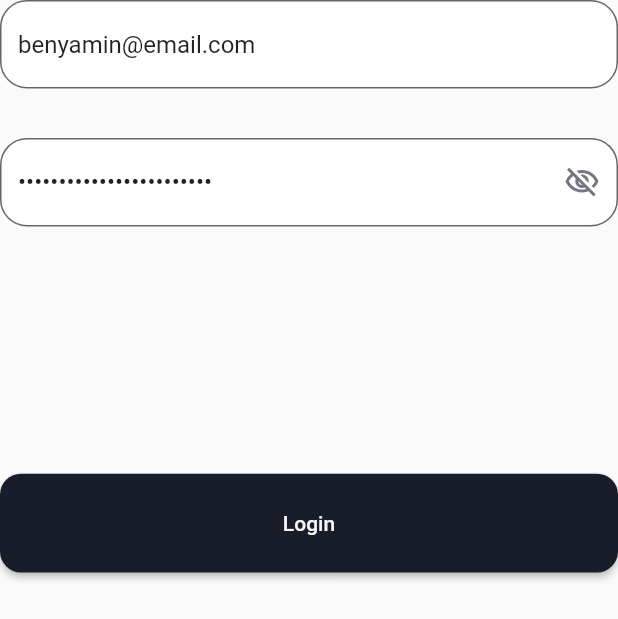
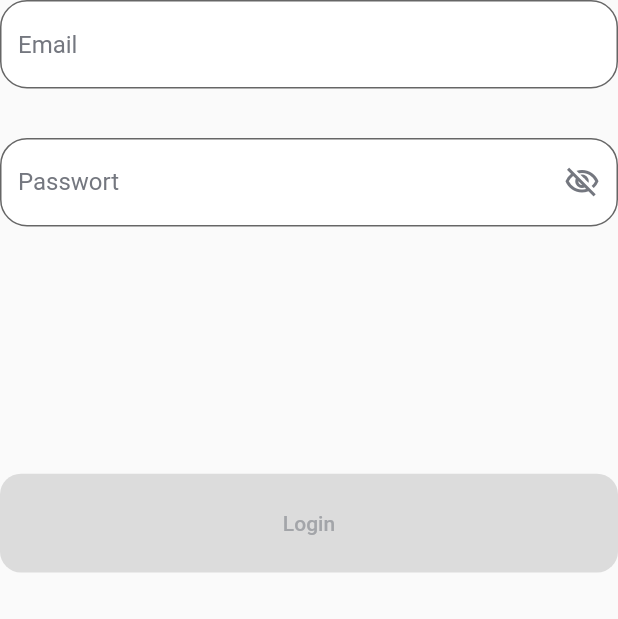
Before and after one commit to benyawmin/protofy, a Flutter app: the LoginControls widget shown alone on an empty page, opened directly, on a phone screen of 412 x 824 dp. Shown: the top 619 px of the screen. Run offline on Flutter 3.47's test engine with Material 2 defaults, Android fonts, the phone set to English and light mode, and no system bars; our stand-ins replace bloc, dartz, equatable, flutter_bloc, flutter_secure_storage, get_it and 2 more; accounts and stored records are empty.

Commit message:
flutter run fixed

```diff
--- /dev/null
+++ b/lib/features/card_management/presentation/widgets/login_page_widgets/email_text_field.dart
@@ -0,0 +1,31 @@
+import 'package:flutter/material.dart';
+
+class EmailTextField extends StatefulWidget {
+  final TextEditingController emailController;
+  final Function(String) onEmailChanged;
+
+  const EmailTextField(
+      {super.key, required this.emailController, required this.onEmailChanged});
+
+  @override
+  State<EmailTextField> createState() => _EmailTextFieldState();
+}
+
+class _EmailTextFieldState extends State<EmailTextField> {
+  @override
+  Widget build(BuildContext context) {
+    return TextField(
+      controller: widget.emailController,
+      decoration: InputDecoration(
+          filled: true,
+          fillColor: Color(0xFFFFFFFF),
+          border: OutlineInputBorder(
+            borderSide: BorderSide(color: Color(0xFFA3A5A9), width: 1),
+            borderRadius: BorderRadius.circular(18),
+          ),
+          hintText: 'Email',
+          hintStyle: TextStyle(color: Color(0xFF74777F))),
+      onChanged: widget.onEmailChanged
+    );
+  }
+}
--- a/lib/features/card_management/presentation/widgets/login_page_widgets/login_controls.dart
+++ b/lib/features/card_management/presentation/widgets/login_page_widgets/login_controls.dart
@@ -1,4 +1,6 @@
 import 'package:Enter/features/card_management/presentation/bloc/login_bloc/login_bloc.dart';
+import 'package:Enter/features/card_management/presentation/widgets/login_page_widgets/email_text_field.dart';
+import 'package:Enter/features/card_management/presentation/widgets/login_page_widgets/password_text_field.dart';
 import 'package:flutter/material.dart';
 import 'package:flutter_bloc/flutter_bloc.dart';
 import 'package:sizer/sizer.dart';
@@ -13,71 +15,34 @@ class LoginControls extends StatefulWidget {
 }
 
 class _LoginControlsState extends State<LoginControls> {
-  // TODO
-  // Remove the default values
-  final emailController = TextEditingController(text: 'benyamin@email.com');
-  final passwordController =
-      TextEditingController(text: 'pasd3q21esE#QD123ewdasDA');
-  // late
-  String email = 'benyamin@email.com';
-  // late
-  String password = 'pasd3q21esE#QD123ewdasDA';
-  bool _passwordVisible = false;
+  final emailController = TextEditingController();
+  final passwordController = TextEditingController();
+  late final Function(String) onEmailChanged;
+  late final Function(String) onPasswordChanged;
+  late String email;
+  late String password;
 
   @override
   Widget build(BuildContext context) {
     return Column(
       children: <Widget>[
-        TextField(
-          controller: emailController,
-          decoration: InputDecoration(
-              filled: true,
-              fillColor: Color(0xFFFFFFFF),
-              border: OutlineInputBorder(
-                borderSide: BorderSide(color: Color(0xFFA3A5A9), width: 1),
-                borderRadius: BorderRadius.circular(18),
-              ),
-              hintText: 'Email',
-              hintStyle: TextStyle(color: Color(0xFF74777F))),
-          onChanged: (value) {
-            email = value;
-          },
-        ),
+        EmailTextField(
+            emailController: emailController,
+            onEmailChanged: (value) {
+              setState(() {
+                email = value;
+              });
+            }),
         SizedBox(
           height: 4.h,
         ),
-        TextField(
-          controller: passwordController,
-          obscureText: !_passwordVisible,
-          decoration: InputDecoration(
-              suffixIcon: IconButton(
-                icon: _passwordVisible
-                    ? Icon(
-                        Icons.visibility_outlined,
-                        color: Color(0xFF74777F),
-                      )
-                    : Icon(
-                        Icons.visibility_off_outlined,
-                        color: Color(0xFF74777F),
-                      ),
-                onPressed: () {
-                  setState(() {
-                    _passwordVisible = !_passwordVisible;
-                  });
-                },
-              ),
-              filled: true,
-              fillColor: Color(0xFFFFFFFF),
-              border: OutlineInputBorder(
-                borderSide: BorderSide(color: Color(0xFFA3A5A9), width: 1),
-                borderRadius: BorderRadius.circular(18),
-              ),
-              hintText: 'Passwort',
-              hintStyle: TextStyle(color: Color(0xFF74777F))),
-          onChanged: (value) {
-            password = value;
-          },
-        ),
+        PasswordTextField(
+            passwordController: passwordController,
+            onPasswordChanged: (value) {
+              setState(() {
+                password = value;
+              });
+            }),
         SizedBox(height: 20.h),
         ValueListenableBuilder<TextEditingValue>(
           valueListenable: emailController,
@@ -127,12 +92,6 @@ class _LoginControlsState extends State<LoginControls> {
     );
   }
 
-  @override
-  void initState() {
-    super.initState();
-    _passwordVisible = false;
-  }
-
   void dispatchAuth() {
     emailController.clear();
     passwordController.clear();
--- /dev/null
+++ b/lib/features/card_management/presentation/widgets/login_page_widgets/password_text_field.dart
@@ -0,0 +1,52 @@
+import 'package:flutter/material.dart';
+
+class PasswordTextField extends StatefulWidget {
+  final TextEditingController passwordController;
+  final Function(String) onPasswordChanged;
+
+  const PasswordTextField(
+      {super.key,
+      required this.passwordController,
+      required this.onPasswordChanged});
+
+  @override
+  State<PasswordTextField> createState() => _PasswordTextFieldState();
+}
+
+class _PasswordTextFieldState extends State<PasswordTextField> {
+  bool _passwordVisible = false;
+
+  @override
+  Widget build(BuildContext context) {
+    return TextField(
+      controller: widget.passwordController,
+      obscureText: !_passwordVisible,
+      decoration: InputDecoration(
+          suffixIcon: IconButton(
+            icon: _passwordVisible
+                ? Icon(
+                    Icons.visibility_outlined,
+                    color: Color(0xFF74777F),
+                  )
+                : Icon(
+                    Icons.visibility_off_outlined,
+                    color: Color(0xFF74777F),
+                  ),
+            onPressed: () {
+              setState(() {
+                _passwordVisible = !_passwordVisible;
+              });
+            },
+          ),
+          filled: true,
+          fillColor: Color(0xFFFFFFFF),
+          border: OutlineInputBorder(
+            borderSide: BorderSide(color: Color(0xFFA3A5A9), width: 1),
+            borderRadius: BorderRadius.circular(18),
+          ),
+          hintText: 'Passwort',
+          hintStyle: TextStyle(color: Color(0xFF74777F))),
+      onChanged: widget.onPasswordChanged
+    );
+  }
+}
```
Also changed, not shown: lib/features/card_management/presentation/pages/dashboard_page.dart (+49 -56 lines), lib/main.dart (+6 -2 lines), lib/features/card_management/data/datasources/fake_server.dart (line endings or trailing spaces), 2 other files.
